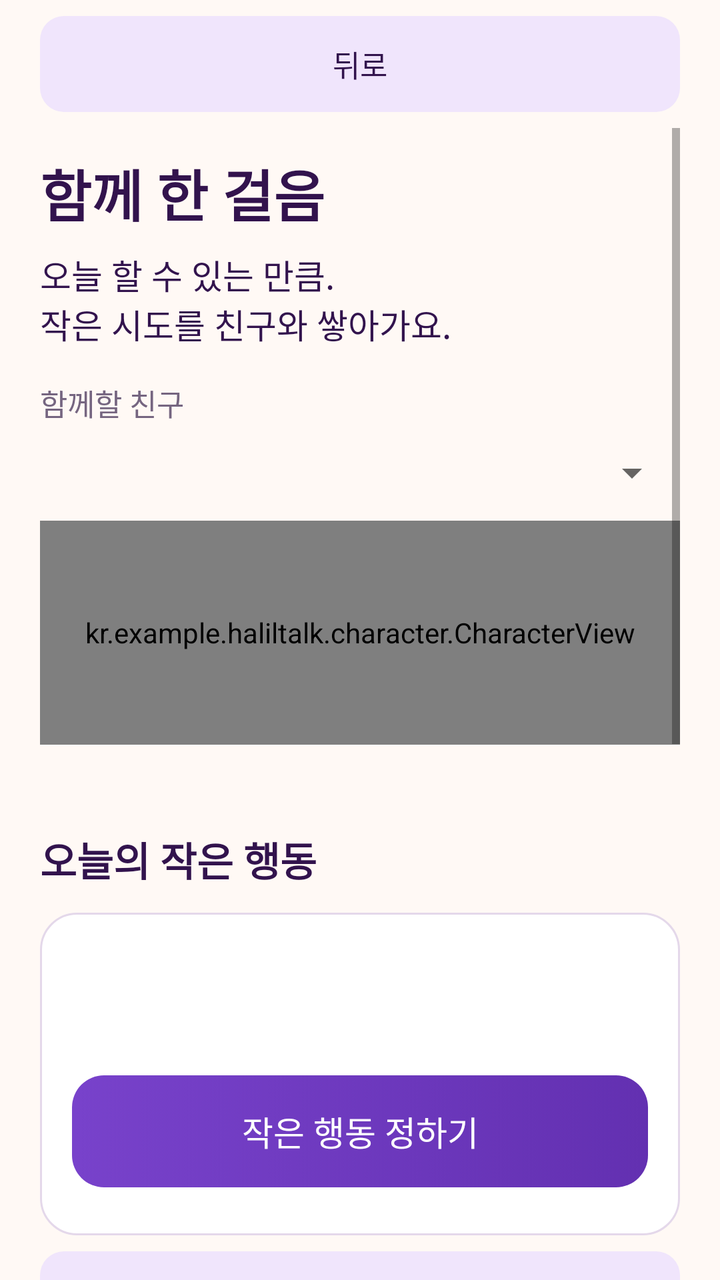
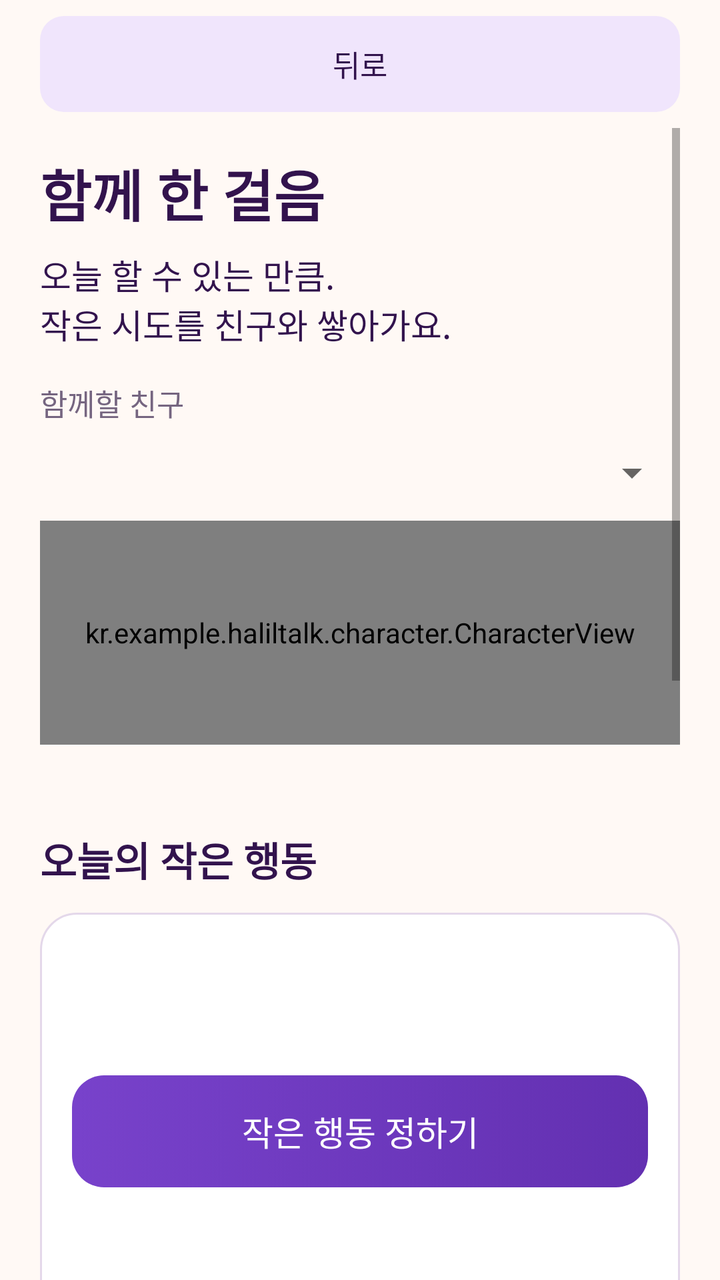

Screens rendered from an Android XML layout before and after an edit, with the pre-edit source and the edit as a unified diff.
<!-- AndroidManifest.xml: application theme android:Theme.Material.Light.NoActionBar -->
<!-- res/layout/screen_journey.xml -->
<?xml version="1.0" encoding="utf-8"?>
<LinearLayout xmlns:android="http://schemas.android.com/apk/res/android"
    style="@style/Page" android:orientation="vertical">
    <Button android:id="@+id/journey_back" style="@style/SecondaryButton"
        android:text="@string/journey_back" />
    <ScrollView android:id="@+id/journey_scroll" android:layout_width="match_parent"
        android:layout_height="0dp" android:layout_weight="1" android:fillViewport="true">
        <LinearLayout android:layout_width="match_parent" android:layout_height="wrap_content"
            android:orientation="vertical" android:paddingBottom="24dp">
            <TextView style="@style/PageTitle" android:text="@string/journey_title"
                android:textColor="@color/ink" />
            <TextView style="@style/BodyText" android:text="@string/journey_intro" />
            <TextView style="@style/SecondaryText" android:text="@string/journey_friend_label"
                android:labelFor="@id/journey_friend" android:layout_marginTop="16dp"/>
            <Spinner android:id="@+id/journey_friend" android:layout_width="match_parent"
                android:layout_height="wrap_content" android:minHeight="48dp" android:spinnerMode="dialog"
                android:prompt="@string/journey_friend_label"/>
            <kr.example.haliltalk.character.CharacterView android:id="@+id/journey_character"
                android:layout_width="match_parent" android:layout_height="112dp"
                android:importantForAccessibility="no" android:background="@drawable/bg_hero"/>
            <TextView android:id="@+id/journey_date" style="@style/BodyText" />
            <TextView android:id="@+id/journey_empty" style="@style/BodyText"
                android:text="@string/journey_no_friend" android:visibility="gone"/>
            <LinearLayout android:id="@+id/journey_content" android:layout_width="match_parent"
                android:layout_height="wrap_content" android:orientation="vertical">
                <TextView style="@style/SectionTitle" android:text="@string/journey_today"
                    android:textColor="@color/ink"/>
                <LinearLayout android:layout_width="match_parent" android:layout_height="wrap_content"
                    android:orientation="vertical" android:padding="16dp"
                    android:background="@drawable/bg_card">
                    <TextView android:id="@+id/journey_today_text" style="@style/BodyText"/>
                    <TextView android:id="@+id/journey_feedback" style="@style/BodyText"
                        android:layout_marginTop="12dp" android:accessibilityLiveRegion="polite"/>
                    <Button android:id="@+id/journey_plan" style="@style/PrimaryButton"
                        android:text="@string/journey_plan"/>
                    <Button android:id="@+id/journey_review" style="@style/SecondaryButton"
                        android:text="@string/journey_review" android:visibility="gone"/>
                </LinearLayout>
                <Button android:id="@+id/journey_goals" style="@style/SecondaryButton"
                    android:text="@string/journey_goals"/>
                <Button android:id="@+id/journey_adventure" style="@style/SecondaryButton"
                    android:text="@string/adventure_title"/>
                <TextView style="@style/SectionTitle" android:text="@string/journey_week"
                    android:textColor="@color/ink"/>
                <TextView android:id="@+id/journey_week" style="@style/BodyText"/>
                <LinearLayout android:id="@+id/journey_days" android:layout_width="match_parent"
                    android:layout_height="wrap_content" android:orientation="vertical"
                    android:layout_marginTop="12dp"/>
                <TextView android:id="@+id/journey_milestone" style="@style/BodyText"
                    android:layout_marginTop="16dp" android:textColor="@color/ink"/>
                <TextView style="@style/BodyText" android:text="@string/journey_rules"
                    android:layout_marginTop="8dp"/>
                <TextView style="@style/SectionTitle" android:text="@string/journey_history"
                    android:textColor="@color/ink"/>
                <LinearLayout android:id="@+id/journey_history" android:layout_width="match_parent"
                    android:layout_height="wrap_content" android:orientation="vertical"/>
            </LinearLayout>
            <TextView style="@style/BodyText" android:text="@string/journey_privacy"
                android:layout_marginTop="20dp"/>
        </LinearLayout>
    </ScrollView>
</LinearLayout>
<!-- resources referenced by this layout -->
<resources>
  <color name="ink">#32134D</color>
  <!-- drawable bg_card (drawable) -->
  <ripple xmlns:android="http://schemas.android.com/apk/res/android" android:color="@color/ripple">
      <item><selector>
          <item android:state_selected="true"><shape><solid android:color="@color/lavender"/><corners android:radius="18dp"/><stroke android:width="1dp" android:color="@color/border"/></shape></item>
          <item><shape><solid android:color="@color/surface"/><corners android:radius="18dp"/><stroke android:width="1dp" android:color="@color/border"/></shape></item>
      </selector></item>
  </ripple>
  <!-- drawable bg_hero (drawable) -->
  <shape xmlns:android="http://schemas.android.com/apk/res/android">
      <gradient android:angle="315" android:startColor="@color/hero_top" android:endColor="@color/hero_bottom"/>
      <corners android:radius="24dp"/>
  </shape>
  <string name="adventure_title">친구와 작은 모험</string>
  <string name="journey_back">뒤로</string>
  <string name="journey_friend_label">함께할 친구</string>
  <string name="journey_goals">이 친구의 목표 보기</string>
  <string name="journey_history">친구와 남긴 발자국</string>
  <string name="journey_intro">오늘 할 수 있는 만큼.\n작은 시도를 친구와 쌓아가요.</string>
  <string name="journey_no_friend">먼저 함께할 친구를 만들어 주세요.</string>
  <string name="journey_plan">작은 행동 정하기</string>
  <string name="journey_privacy">이 기록은 이 기기에만 저장돼요. AI 전송·클라우드 백업·목표 파일에 포함되지 않아요. 목표 완료와 XP·코인은 바뀌지 않아요.</string>
  <string name="journey_review">오늘 돌아보기</string>
  <string name="journey_rules">연속 출석이 아닌, 직접 기록한 시도예요.\n쉬거나 빠진 날에도 쌓인 기록은 사라지지 않아요.</string>
  <string name="journey_title">함께 한 걸음</string>
  <string name="journey_today">오늘의 작은 행동</string>
  <string name="journey_week">최근 7일</string>
  <style name="BodyText">
          <item name="android:layout_width">match_parent</item>
          <item name="android:layout_height">wrap_content</item>
          <item name="android:textColor">@color/ink</item>
          <item name="android:textSize">17sp</item>
          <item name="android:breakStrategy">simple</item>
      </style>
  <style name="Page">
          <item name="android:layout_width">match_parent</item>
          <item name="android:layout_height">match_parent</item>
          <item name="android:orientation">vertical</item>
          <item name="android:background">@color/canvas</item>
          <item name="android:paddingStart">20dp</item>
          <item name="android:paddingEnd">20dp</item>
      </style>
  <style name="PageTitle" parent="BodyText">
          <item name="android:textSize">28sp</item>
          <item name="android:fontFamily">sans-serif-black</item>
          <item name="android:layout_marginTop">12dp</item>
          <item name="android:layout_marginBottom">8dp</item>
      </style>
  <style name="SecondaryButton" parent="PrimaryButton">
          <item name="android:background">@drawable/bg_secondary_button</item>
          <item name="android:textColor">@color/secondary_button_text</item>
          <item name="android:minHeight">48dp</item>
          <item name="android:textSize">15sp</item>
      </style>
  <style name="SecondaryText" parent="BodyText">
          <item name="android:textSize">15sp</item>
          <item name="android:textColor">@color/muted</item>
      </style>
  <style name="SectionTitle" parent="BodyText">
          <item name="android:textSize">20sp</item>
          <item name="android:textStyle">bold</item>
          <item name="android:layout_marginTop">20dp</item>
          <item name="android:layout_marginBottom">12dp</item>
      </style>
  <color name="ripple">#307842CB</color>
  <color name="lavender">#F0E5FC</color>
  <color name="border">#E4D8EA</color>
  <color name="surface">#FFFFFF</color>
  <color name="hero_top">#F3E8FF</color>
  <color name="hero_bottom">#DEC7F5</color>
  <color name="canvas">#FFF9F5</color>
  <color name="muted">#756580</color>
  <color name="disabled">#E7DDF0</color>
  <color name="primary_pressed">#6330B1</color>
  <color name="primary">#7842CB</color>
  <!-- unchanged entries left out for length: 3 -->
</resources>

<!-- the commit's change to res/layout/screen_journey.xml (unified diff, before → after) -->
@@ -35,6 +35,10 @@
                         android:text="@string/journey_plan"/>
                     <Button android:id="@+id/journey_review" style="@style/SecondaryButton"
                         android:text="@string/journey_review" android:visibility="gone"/>
+                    <TextView android:id="@+id/journey_reward_status" style="@style/BodyText"
+                        android:layout_marginTop="12dp" android:accessibilityLiveRegion="polite"/>
+                    <Button android:id="@+id/journey_reward" style="@style/SecondaryButton"
+                        android:text="@string/journey_reward" android:enabled="false"/>
                 </LinearLayout>
                 <Button android:id="@+id/journey_goals" style="@style/SecondaryButton"
                     android:text="@string/journey_goals"/>
<!-- resource entries referenced after the edit -->
@@ -21,8 +21,9 @@
   <string name="journey_intro">오늘 할 수 있는 만큼.\n작은 시도를 친구와 쌓아가요.</string>
   <string name="journey_no_friend">먼저 함께할 친구를 만들어 주세요.</string>
   <string name="journey_plan">작은 행동 정하기</string>
-  <string name="journey_privacy">이 기록은 이 기기에만 저장돼요. AI 전송·클라우드 백업·목표 파일에 포함되지 않아요. 목표 완료와 XP·코인은 바뀌지 않아요.</string>
+  <string name="journey_privacy">이 기록은 이 기기에만 저장돼요. AI 전송·클라우드 백업·목표 파일에 포함되지 않아요. 기록만으로 코인이 지급되지 않으며 목표 완료와 XP는 바뀌지 않아요.</string>
   <string name="journey_review">오늘 돌아보기</string>
+  <string name="journey_reward">오늘의 20 데모 코인 받기</string>
   <string name="journey_rules">연속 출석이 아닌, 직접 기록한 시도예요.\n쉬거나 빠진 날에도 쌓인 기록은 사라지지 않아요.</string>
   <string name="journey_title">함께 한 걸음</string>
   <string name="journey_today">오늘의 작은 행동</string>
